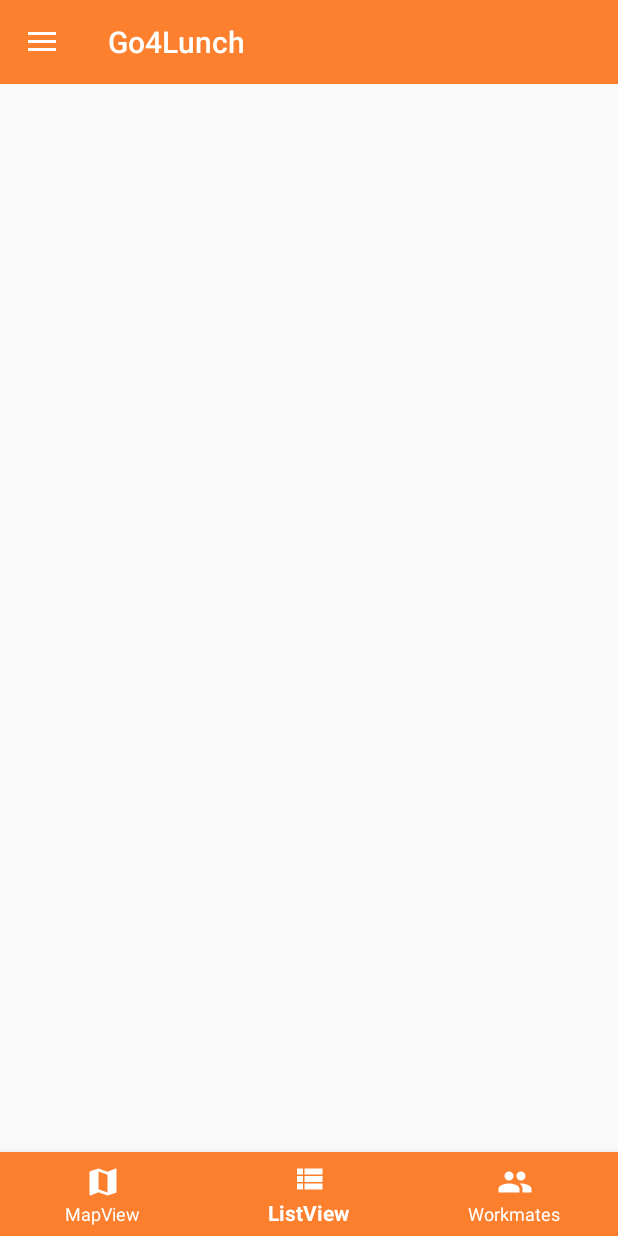
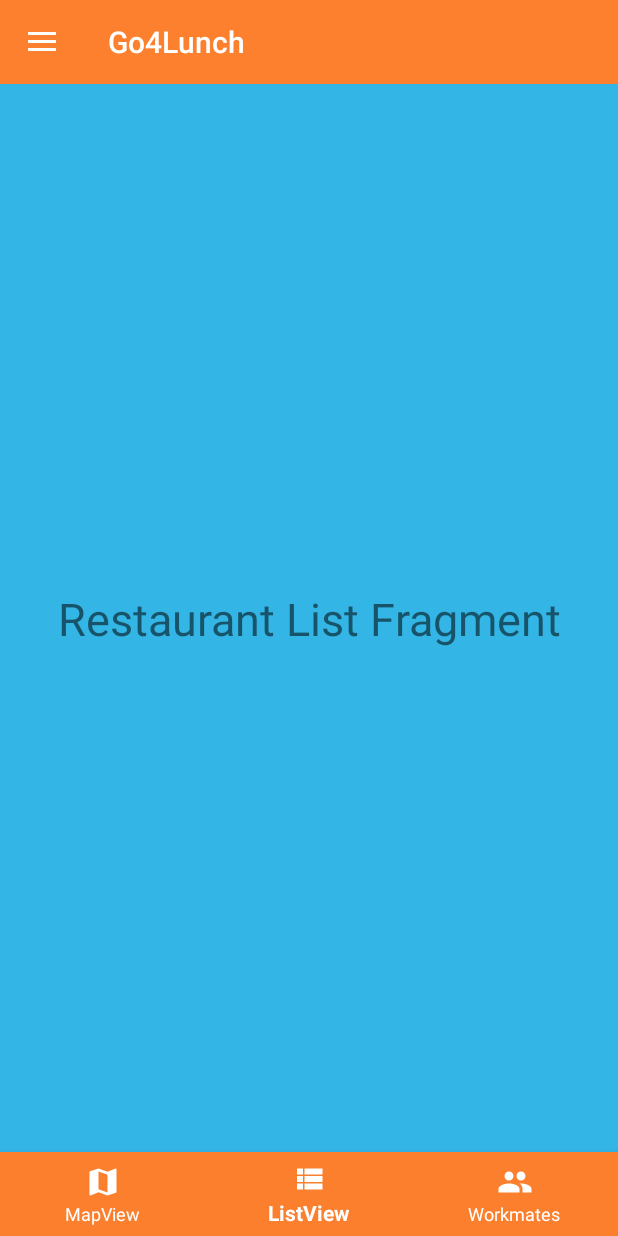
Before and after one commit to brlsl/Go4Lunch, an Android app: the screen it shows after launch once a user with an empty profile is signed in (MainActivity), item 2 of the bottom bar chosen, on a phone screen of 412 x 824 dp. Run offline under Robolectric (Android 15) with nearby library versions, the phone set to English and light mode, and no system bars; our stand-ins replace Firebase (no records; nobody signed in at launch, a user with empty details on screens opened directly); libraries missing offline, so code that uses them is left out: com.firebase.ui.

Commit message:
Map, Restaurants and Workmates Fragment ViewBinding added in Main Activity instead of findViewById

```diff
--- a/app/build.gradle
+++ b/app/build.gradle
@@ -19,6 +19,10 @@ android {
             minifyEnabled false
             proguardFiles getDefaultProguardFile('proguard-android-optimize.txt'), 'proguard-rules.pro'
         }
+    }
+
+    viewBinding {
+        enabled = true
     }
 
 }
--- a/app/src/main/java/com/example/go4lunch/Controllers/Activities/BaseActivity.java
+++ b/app/src/main/java/com/example/go4lunch/Controllers/Activities/BaseActivity.java
@@ -14,6 +14,7 @@ public abstract class BaseActivity extends AppCompatActivity
     protected void onCreate(@Nullable Bundle savedInstanceState) {
         super.onCreate(savedInstanceState);
         setContentView(this.getFragmentLayout());
+
     }
 
     public abstract int getFragmentLayout();
--- a/app/src/main/java/com/example/go4lunch/Controllers/Activities/MainActivity.java
+++ b/app/src/main/java/com/example/go4lunch/Controllers/Activities/MainActivity.java
@@ -2,8 +2,8 @@ package com.example.go4lunch.controllers.activities;
 
 import android.content.Intent;
 import android.os.Bundle;
-import android.util.Log;
 import android.view.MenuItem;
+import android.view.View;
 import android.widget.Toast;
 
 import androidx.annotation.NonNull;
@@ -11,11 +11,15 @@ import androidx.annotation.Nullable;
 import androidx.appcompat.app.ActionBarDrawerToggle;
 import androidx.core.view.GravityCompat;
 import androidx.drawerlayout.widget.DrawerLayout;
+import androidx.fragment.app.Fragment;
 
 import com.example.go4lunch.R;
+import com.example.go4lunch.controllers.fragments.MapFragment;
+import com.example.go4lunch.controllers.fragments.RestaurantListFragment;
+import com.example.go4lunch.controllers.fragments.WorkmatesFragment;
+import com.example.go4lunch.databinding.ActivityMainBinding;
 import com.firebase.ui.auth.AuthUI;
 import com.google.android.gms.tasks.OnCompleteListener;
-import com.google.android.gms.tasks.OnSuccessListener;
 import com.google.android.gms.tasks.Task;
 import com.google.android.material.bottomnavigation.BottomNavigationView;
 import com.google.android.material.navigation.NavigationView;
@@ -23,10 +27,11 @@ import com.google.android.material.navigation.NavigationView;
 public class MainActivity extends BaseActivity implements NavigationView.OnNavigationItemSelectedListener {
 
     private androidx.appcompat.widget.Toolbar toolbar;
-    private DrawerLayout drawerLayout;
-    private NavigationView navigationView;
-    private BottomNavigationView bottomNavigationView;
+    private DrawerLayout mDrawerLayout;
+    private NavigationView mNavigationView;
+    private BottomNavigationView mBottomNavigationView;
 
+    private ActivityMainBinding activityMainBinding;
 
 
     @Override
@@ -49,24 +54,6 @@ public class MainActivity extends BaseActivity implements NavigationView.OnNavig
                 this.signOutUserFromFirebase();
                 break;
 
-                // TODO: pour le bottom navigationView à déplacer
-                /*
-            case R.id.bottom_navigation_map:
-                //TODO: ouvrir fragment de la carte
-                Toast.makeText(this, "Ouverture de la carte", Toast.LENGTH_SHORT).show();
-                break;
-            case R.id.bottom_navigation_restaurant_list:
-                //TODO: ouvrir fragment de la liste de restaurants
-                Toast.makeText(this, "Ouverture de la liste de restaurants", Toast.LENGTH_SHORT).show();
-                break;
-            case R.id.bottom_navigation_workmates_list:
-                //TODO: ouvrir fragment de la liste des collègues
-                Toast.makeText(this, "Ouverture de la liste des collègues", Toast.LENGTH_SHORT).show();
-                break;
-                */
-            default:
-                break;
-
         }
         //close navigation drawer after choice
         //drawerLayout.closeDrawer(GravityCompat.START);
@@ -74,22 +61,11 @@ public class MainActivity extends BaseActivity implements NavigationView.OnNavig
     }
 
 
-
-    @Override
-    protected void onCreate(@Nullable Bundle savedInstanceState) {
-        super.onCreate(savedInstanceState);
-        this.configureToolBar();
-        this.configureDrawerLayout();
-        this.configureNavigationView();
-       // ne fonctionne pas
-        // this.configureBottomView();
-    }
-
     //manage back button
     @Override
     public void onBackPressed() {
-        if (this.drawerLayout.isDrawerOpen(GravityCompat.START)) {
-            this.drawerLayout.closeDrawer(GravityCompat.START);
+        if (this.mDrawerLayout.isDrawerOpen(GravityCompat.START)) {
+            this.mDrawerLayout.closeDrawer(GravityCompat.START);
         } else {
             Intent a = new Intent(Intent.ACTION_MAIN);
             a.addCategory(Intent.CATEGORY_HOME);
@@ -98,32 +74,74 @@ public class MainActivity extends BaseActivity implements NavigationView.OnNavig
         }
     }
 
-    // 1 - Configure Toolbar
+    @Override
+    protected void onCreate(@Nullable Bundle savedInstanceState) {
+        super.onCreate(savedInstanceState);
+        this.configureViewBinding();
+        this.configureToolBar();
+        this.configureDrawerLayout();
+        this.configureNavigationView();
+        this.configureBottomView();
+    }
+
+    // 1 configure ViewBinding
+    private void configureViewBinding(){
+        activityMainBinding = ActivityMainBinding.inflate(getLayoutInflater());
+        View view =  activityMainBinding.getRoot();
+        setContentView(view);
+    }
+
+    // 2 - Configure Toolbar
     private void configureToolBar(){
-        this.toolbar =  findViewById(R.id.activity_main_toolbar);
+        this.toolbar =  activityMainBinding.activityMainToolbar;
         setSupportActionBar(toolbar);
     }
 
-    // 2 - Configure Drawer Layout
+    // 3 - Configure Drawer Layout
     private void configureDrawerLayout(){
-        this.drawerLayout = (DrawerLayout) findViewById(R.id.activity_main_drawer_layout);
-        ActionBarDrawerToggle toggle = new ActionBarDrawerToggle(this, drawerLayout, toolbar, R.string.navigation_drawer_open, R.string.navigation_drawer_close);
-        drawerLayout.addDrawerListener(toggle);
+        this.mDrawerLayout = activityMainBinding.activityMainDrawerLayout;
+        ActionBarDrawerToggle toggle = new ActionBarDrawerToggle(this, mDrawerLayout, toolbar, R.string.navigation_drawer_open, R.string.navigation_drawer_close);
+        mDrawerLayout.addDrawerListener(toggle);
         toggle.syncState();
     }
 
-    // 3 - Configure NavigationView
+    // 4 - Configure NavigationView (left menu drawer)
     private void configureNavigationView(){
-        this.navigationView = (NavigationView) findViewById(R.id.activity_main_nav_view);
-        navigationView.setNavigationItemSelectedListener(this);
+        this.mNavigationView = activityMainBinding.activityMainNavigationView;
+        mNavigationView.setNavigationItemSelectedListener(this);
     }
 
-    // 4 - configure BottomView
+    // 5 - configure BottomView
     private void configureBottomView(){
-        bottomNavigationView.setOnNavigationItemSelectedListener(new BottomNavigationView.OnNavigationItemSelectedListener() {
+        this.mBottomNavigationView = activityMainBinding.bottomNavigationView;
+
+        // open navigation Fragment by default
+        getSupportFragmentManager().beginTransaction().replace(R.id.fragment_container, new MapFragment()).commit();
+
+        //manage click on nav
+        mBottomNavigationView.setOnNavigationItemSelectedListener(new BottomNavigationView.OnNavigationItemSelectedListener() {
             @Override
             public boolean onNavigationItemSelected(@NonNull MenuItem item) {
-                return updateMainFragment(item.getItemId());
+                Fragment selectedFragment = null;
+                switch (item.getItemId()) {
+                    case R.id.bottom_navigation_map:
+                        selectedFragment = new MapFragment();
+                        break;
+                    case R.id.bottom_navigation_restaurant_list:
+                        selectedFragment = new RestaurantListFragment();
+                        break;
+                    case R.id.bottom_navigation_workmates_list:
+                        selectedFragment = new WorkmatesFragment();
+                        break;
+
+                    default:
+                        break;
+                }
+                //display and replace the fragment container with our selected fragment
+                if (selectedFragment != null) {
+                    getSupportFragmentManager().beginTransaction().replace(R.id.fragment_container, selectedFragment).commit();
+                }
+                return true;
             }
         });
     }
@@ -150,7 +168,6 @@ public class MainActivity extends BaseActivity implements NavigationView.OnNavig
         return true;
     }
 
-
     // configure sign out
     private void signOutUserFromFirebase(){
         AuthUI.getInstance()
--- /dev/null
+++ b/app/src/main/java/com/example/go4lunch/Controllers/fragments/MapFragment.java
@@ -0,0 +1,19 @@
+package com.example.go4lunch.controllers.fragments;
+
+import android.os.Bundle;
+import android.view.LayoutInflater;
+import android.view.View;
+import android.view.ViewGroup;
+
+import androidx.annotation.NonNull;
+import androidx.annotation.Nullable;
+
+import com.example.go4lunch.R;
+
+public class MapFragment extends androidx.fragment.app.Fragment {
+    @Nullable
+    @Override
+    public View onCreateView(@NonNull LayoutInflater inflater, @Nullable ViewGroup container, @Nullable Bundle savedInstanceState) {
+        return inflater.inflate(R.layout.fragment_map, container, false);
+    }
+}
--- /dev/null
+++ b/app/src/main/java/com/example/go4lunch/Controllers/fragments/RestaurantListFragment.java
@@ -0,0 +1,19 @@
+package com.example.go4lunch.controllers.fragments;
+
+import android.os.Bundle;
+import android.view.LayoutInflater;
+import android.view.View;
+import android.view.ViewGroup;
+
+import androidx.annotation.NonNull;
+import androidx.annotation.Nullable;
+
+import com.example.go4lunch.R;
+
+public class RestaurantListFragment extends androidx.fragment.app.Fragment {
+    @Nullable
+    @Override
+    public View onCreateView(@NonNull LayoutInflater inflater, @Nullable ViewGroup container, @Nullable Bundle savedInstanceState) {
+        return inflater.inflate(R.layout.restaurant_list_navigation, container, false);
+    }
+}
--- a/app/src/main/res/layout/activity_main.xml
+++ b/app/src/main/res/layout/activity_main.xml
@@ -22,13 +22,15 @@
             android:layout_width="match_parent"
             android:layout_height="?attr/actionBarSize"
             android:background="?attr/colorPrimary"
-            android:theme="@style/ToolbarStyle"/>
+            android:theme="@style/ToolbarStyle" />
 
         <!-- FrameLayout for our fragments -->
         <FrameLayout
-            android:id="@+id/activity_main_frame_layout"
+            android:id="@+id/fragment_container"
             android:layout_width="match_parent"
-            android:layout_height="match_parent"/>
+            android:layout_height="match_parent"
+            android:layout_below="@+id/activity_main_toolbar"
+            android:layout_above="@id/bottom_navigation_view"/>
 
         <com.google.android.material.bottomnavigation.BottomNavigationView
             android:id="@+id/bottom_navigation_view"
@@ -46,7 +48,7 @@
     headerLayout -> pour la partie haute du drawer
     menu -> autre fichier xml-->
     <com.google.android.material.navigation.NavigationView
-        android:id="@+id/activity_main_nav_view"
+        android:id="@+id/activity_main_navigation_view"
         android:layout_width="wrap_content"
         android:layout_height="match_parent"
         android:layout_gravity="start"
--- /dev/null
+++ b/app/src/main/res/layout/restaurant_list_navigation.xml
@@ -0,0 +1,22 @@
+<?xml version="1.0" encoding="utf-8"?>
+<androidx.constraintlayout.widget.ConstraintLayout
+    xmlns:android="http://schemas.android.com/apk/res/android"
+    xmlns:app="http://schemas.android.com/apk/res-auto"
+    android:layout_width="match_parent"
+    android:layout_height="match_parent"
+    android:background="@android:color/holo_blue_light">
+
+    <TextView
+        android:layout_width="wrap_content"
+        android:layout_height="wrap_content"
+        android:text="Restaurant List Fragment"
+        android:textSize="30sp"
+        app:layout_constraintBottom_toBottomOf="parent"
+        app:layout_constraintEnd_toEndOf="parent"
+        app:layout_constraintStart_toStartOf="parent"
+        app:layout_constraintTop_toTopOf="parent">
+
+    </TextView>
+
+
+</androidx.constraintlayout.widget.ConstraintLayout>
```
Also changed, not shown: app/src/main/java/com/example/go4lunch/Controllers/fragments/WorkmatesFragment.java (added, +19 -0 lines), app/src/main/res/layout/fragment_map.xml (added, +22 -0 lines), app/src/main/res/layout/workmates_list_navigation.xml (added, +22 -0 lines).
